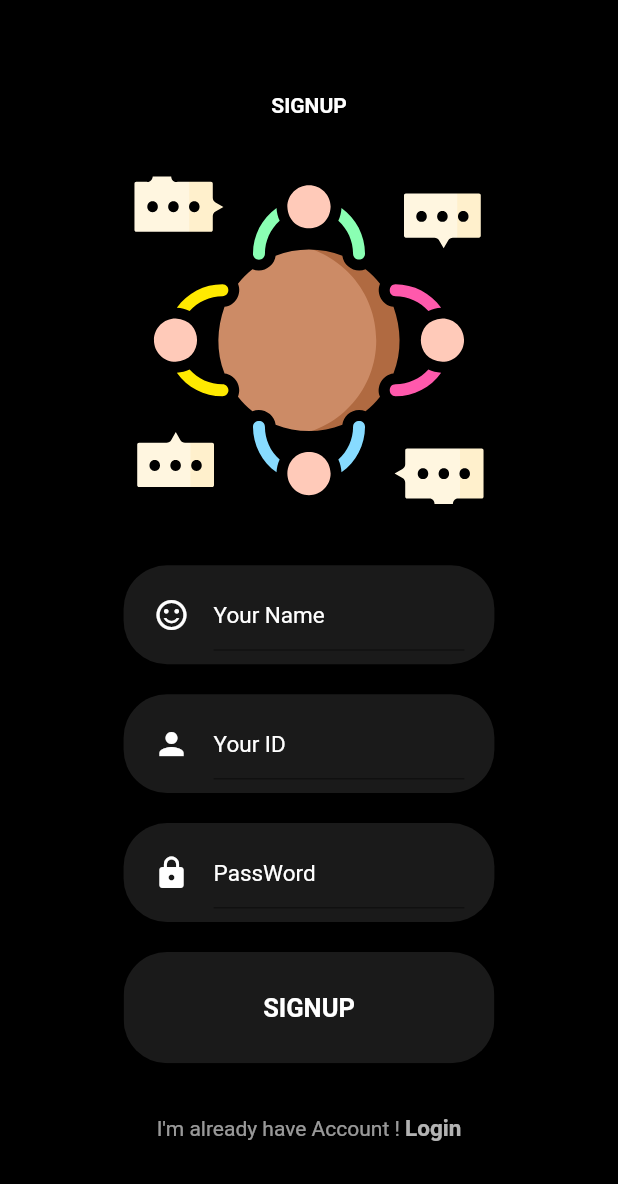
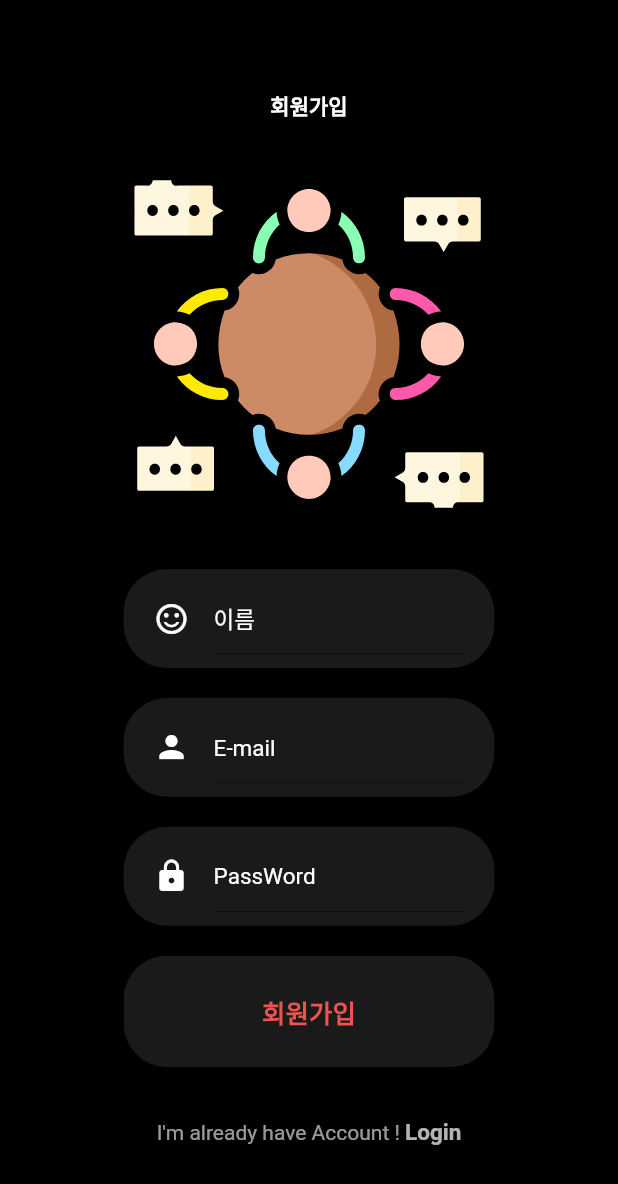
Before and after one commit to HALEEGO/main, a Flutter app: the SignUpScreen screen opened directly, on a phone screen of 412 x 824 dp. Shown: the top 1184 px of the screen. Run offline on Flutter 3.47's test engine with Material 2 defaults, Android fonts, the phone set to English and light mode, and no system bars; our stand-ins replace flutter_secure_storage, flutter_svg, flutter_swipe_action_cell, table_calendar; accounts and stored records are empty.

Commit message:
feat: 회원가입 한글패치
완료

```diff
--- a/lib/screen/Signup/components/body.dart
+++ b/lib/screen/Signup/components/body.dart
@@ -27,7 +27,7 @@ class Body extends StatelessWidget {
             mainAxisAlignment: MainAxisAlignment.center,
             children: <Widget>[
               Text(
-                "SIGNUP",
+                "회원가입",
                 style:
                     TextStyle(color: Colors.white, fontWeight: FontWeight.bold),
               ),
@@ -38,14 +38,14 @@ class Body extends StatelessWidget {
               ),
               SizedBox(height: size.height * 0.02),
               RoundedInputField(
-                hintText: 'Your Name',
+                hintText: '이름',
                 icon: Icons.sentiment_satisfied_alt_outlined,
                 onChanged: (value) {
                   name = value;
                 },
               ),
               RoundedInputField(
-                hintText: "Your ID",
+                hintText: "E-mail",
                 onChanged: (value) {
                   id = value;
                 },
@@ -56,7 +56,8 @@ class Body extends StatelessWidget {
                 },
               ),
               RoundedButton(
-                text: "SIGNUP",
+                text: "회원가입",
+                textColor: Colors.red[400],
                 press: () async {
                   user.setUserID = id;
                   user.setUserPW = pw;
```
